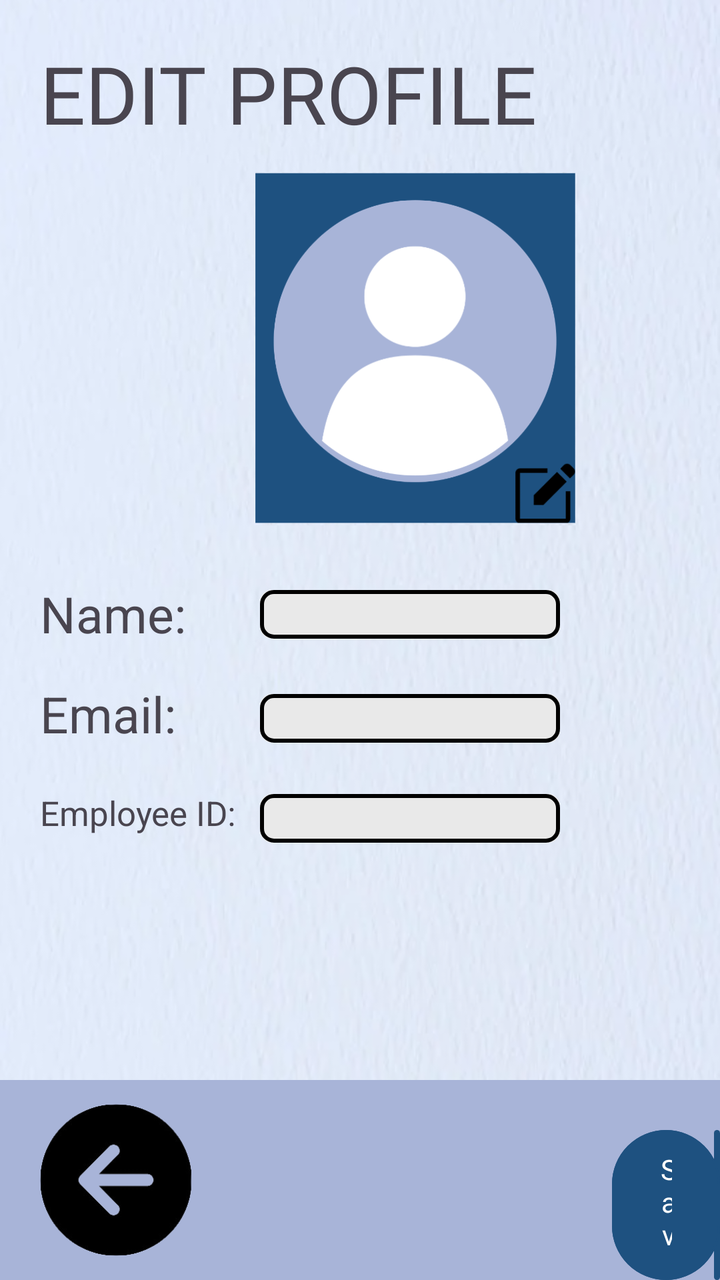
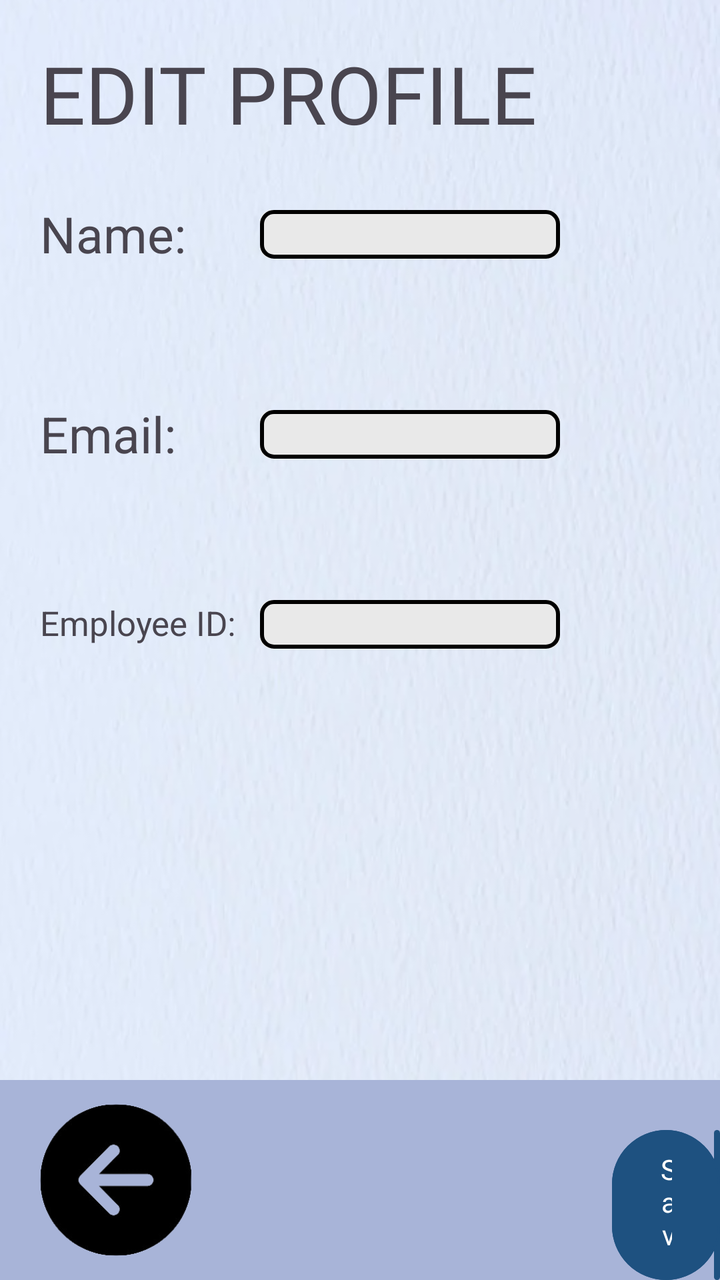

Screens rendered from an Android XML layout before and after an edit, with the pre-edit source and the edit as a unified diff.
<!-- AndroidManifest.xml: application theme Theme.FinalsApplication -->
<!-- res/layout/profile_edit.xml -->
<?xml version="1.0" encoding="utf-8"?>
<RelativeLayout xmlns:android="http://schemas.android.com/apk/res/android"
    android:layout_width="match_parent"
    android:layout_height="match_parent"
    xmlns:tools="http://schemas.android.com/tools"
    xmlns:app="http://schemas.android.com/apk/res-auto"
    android:background="@drawable/textured_background">


    <TextView
        android:id="@+id/textViewEditProfile"
        android:layout_width="match_parent"
        android:layout_height="wrap_content"
        android:text="EDIT PROFILE"
        android:fontFamily="@font/roboto_bold"
        android:textSize="40sp"
        android:layout_marginStart="20dp"
        android:layout_marginTop="20dp" />

    <ImageButton
        android:id="@+id/imageButtonProfileEdit"
        android:layout_width="161dp"
        android:layout_height="548dp"
        android:layout_marginStart="127dp"
        android:layout_marginTop="-100dp"
        android:background="?android:attr/selectableItemBackground"
        android:scaleType="fitCenter"
        android:src="@drawable/custom_profile_editor" />

    <TextView
        android:id="@+id/textViewEditName"
        android:layout_width="match_parent"
        android:layout_height="wrap_content"
        android:text="Name:"
        android:textSize="25sp"
        android:layout_marginTop="290dp"
        android:layout_marginStart="20dp"
        android:layout_marginLeft="-20dp"/>

    <EditText
        android:id="@+id/editTextEditName"
        android:layout_width="match_parent"
        android:layout_height="wrap_content"
        android:layout_marginStart="130dp"
        android:layout_marginEnd="80dp"
        android:layout_marginTop="295dp"
        android:layout_marginRight="80dp"
        android:background="@drawable/square_button_colored_border" />

    <TextView
        android:id="@+id/textViewEditEmail"
        android:layout_width="match_parent"
        android:layout_height="wrap_content"
        android:text="Email:"
        android:textSize="25sp"
        android:layout_marginTop="340dp"
        android:layout_marginStart="20dp"
        android:layout_marginLeft="-20dp"/>

    <EditText
        android:id="@+id/editTextEditEmail"
        android:layout_width="match_parent"
        android:layout_height="wrap_content"
        android:layout_marginStart="130dp"
        android:layout_marginEnd="80dp"
        android:layout_marginTop="347dp"
        android:layout_marginRight="80dp"
        android:background="@drawable/square_button_colored_border" />

    <TextView
        android:id="@+id/textViewEditEmployeeId"
        android:layout_width="match_parent"
        android:layout_height="wrap_content"
        android:layout_marginStart="20dp"
        android:layout_marginLeft="-20dp"
        android:layout_marginTop="395dp"
        android:text="Employee ID:"
        android:textSize="17sp" />

    <EditText
        android:id="@+id/editTextEditEmployeeId"
        android:layout_width="match_parent"
        android:layout_height="wrap_content"
        android:layout_marginStart="130dp"
        android:layout_marginEnd="80dp"
        android:layout_marginTop="397dp"
        android:layout_marginRight="80dp"
        android:background="@drawable/square_button_colored_border" />


    <LinearLayout
        android:layout_width="match_parent"
        android:layout_height="100dip"
        android:layout_alignParentBottom="true"
        android:background="#a8b4d8">

        <ImageButton
            android:id="@+id/imageButtonBackVT1"
            android:layout_width="76dp"
            android:layout_height="wrap_content"
            android:layout_marginStart="20dp"
            android:background="?android:attr/selectableItemBackground"
            android:scaleType="fitCenter"
            android:src="@drawable/arrowleft" />

        <Button
            android:id="@+id/buttonSubmitVT1"
            android:layout_width="wrap_content"
            android:layout_height="wrap_content"
            android:layout_marginStart="210dp"
            android:layout_marginTop="25dp"
            android:background="@drawable/rounded_button"
            android:fontFamily="@font/roboto_bold"
            android:scaleType="fitCenter"
            android:text="Save"
            android:textColor="@color/white"
            app:backgroundTint="#1e5180" />

    </LinearLayout>
</RelativeLayout>
<!-- resources referenced by this layout -->
<resources>
  <color name="white">#FFFFFFFF</color>
  <!-- drawable arrowleft: png bitmap (drawable, 16559 bytes) -->
  <!-- drawable custom_profile_editor: png bitmap (drawable, 26613 bytes) -->
  <!-- drawable rounded_button (drawable) -->
  <?xml version="1.0" encoding="utf-8"?>
  <layer-list xmlns:android="http://schemas.android.com/apk/res/android">
  
      <item>
          <shape>
              <corners android:radius="51dp" /> 
              <solid android:color="#1e5180" />
          </shape>
      </item>
  
      <item android:left="51dp">
          <shape>
              <solid android:color="#1e5180" />
              <corners android:radius="51dp" /> 
              <corners android:topRightRadius="51dp"
                  android:topLeftRadius="51dp"
                  android:bottomRightRadius="51dp"
                  android:bottomLeftRadius="51dp"/>
          </shape>
      </item>
  
      <item>
          <shape>
              
              <corners android:radius="51dp" /> 
              <solid android:color="@android:color/transparent" />
              <stroke
                  android:width="1dp"
                  android:color="#1e5180" />
          </shape>
      </item>
  </layer-list>
  <!-- drawable square_button_colored_border (drawable) -->
  <?xml version="1.0" encoding="utf-8"?>
  <layer-list xmlns:android="http://schemas.android.com/apk/res/android">
  
      <item>
          <shape>
              <corners android:radius="6dp" />
              <solid android:color="#e9e9e9" />
          </shape>
      </item>
  
      <item
          android:left="34dp">
  
          <shape>
              <solid android:color="#e9e9e9" />
              <corners android:radius="6dp"
                  android:topRightRadius="6dp"
                  android:topLeftRadius="5dp"
                  android:bottomRightRadius="6dp"
                  android:bottomLeftRadius="0dp"/>
          </shape>
      </item>
      <item>
          <shape>
              
              <corners android:radius="6dp" />
              <solid android:color="@android:color/transparent" />
              <stroke
                  android:width="2dp"
                  android:color="#000000" />
          </shape>
      </item>
  </layer-list>
  <!-- drawable textured_background: png bitmap (drawable, 258989 bytes) -->
  <style name="Theme.FinalsApplication" parent="Base.Theme.FinalsApplication" />
  <style name="Base.Theme.FinalsApplication" parent="Theme.Material3.DayNight.NoActionBar">
          
          
          <item name="android:statusBarColor">#00000000</item>
      </style>
</resources>

<!-- the commit's change to res/layout/profile_edit.xml (unified diff, before → after) -->
@@ -17,33 +17,23 @@
         android:layout_marginStart="20dp"
         android:layout_marginTop="20dp" />
 
-    <ImageButton
-        android:id="@+id/imageButtonProfileEdit"
-        android:layout_width="161dp"
-        android:layout_height="548dp"
-        android:layout_marginStart="127dp"
-        android:layout_marginTop="-100dp"
-        android:background="?android:attr/selectableItemBackground"
-        android:scaleType="fitCenter"
-        android:src="@drawable/custom_profile_editor" />
-
     <TextView
         android:id="@+id/textViewEditName"
         android:layout_width="match_parent"
         android:layout_height="wrap_content"
+        android:layout_marginStart="20dp"
+        android:layout_marginLeft="-20dp"
+        android:layout_marginTop="100dp"
         android:text="Name:"
-        android:textSize="25sp"
-        android:layout_marginTop="290dp"
-        android:layout_marginStart="20dp"
-        android:layout_marginLeft="-20dp"/>
+        android:textSize="25sp" />
 
     <EditText
         android:id="@+id/editTextEditName"
         android:layout_width="match_parent"
         android:layout_height="wrap_content"
         android:layout_marginStart="130dp"
+        android:layout_marginTop="105dp"
         android:layout_marginEnd="80dp"
-        android:layout_marginTop="295dp"
         android:layout_marginRight="80dp"
         android:background="@drawable/square_button_colored_border" />
 
@@ -51,19 +41,19 @@
         android:id="@+id/textViewEditEmail"
         android:layout_width="match_parent"
         android:layout_height="wrap_content"
+        android:layout_marginStart="20dp"
+        android:layout_marginLeft="-20dp"
+        android:layout_marginTop="200dp"
         android:text="Email:"
-        android:textSize="25sp"
-        android:layout_marginTop="340dp"
-        android:layout_marginStart="20dp"
-        android:layout_marginLeft="-20dp"/>
+        android:textSize="25sp" />
 
     <EditText
         android:id="@+id/editTextEditEmail"
         android:layout_width="match_parent"
         android:layout_height="wrap_content"
         android:layout_marginStart="130dp"
+        android:layout_marginTop="205dp"
         android:layout_marginEnd="80dp"
-        android:layout_marginTop="347dp"
         android:layout_marginRight="80dp"
         android:background="@drawable/square_button_colored_border" />
 
@@ -73,7 +63,7 @@
         android:layout_height="wrap_content"
         android:layout_marginStart="20dp"
         android:layout_marginLeft="-20dp"
-        android:layout_marginTop="395dp"
+        android:layout_marginTop="300dp"
         android:text="Employee ID:"
         android:textSize="17sp" />
 
@@ -82,8 +72,8 @@
         android:layout_width="match_parent"
         android:layout_height="wrap_content"
         android:layout_marginStart="130dp"
+        android:layout_marginTop="300dp"
         android:layout_marginEnd="80dp"
-        android:layout_marginTop="397dp"
         android:layout_marginRight="80dp"
         android:background="@drawable/square_button_colored_border" />
 
<!-- resource entries referenced after the edit -->
@@ -2,7 +2,6 @@
 <resources>
   <color name="white">#FFFFFFFF</color>
   <!-- drawable arrowleft: png bitmap (drawable, 16559 bytes) -->
-  <!-- drawable custom_profile_editor: png bitmap (drawable, 26613 bytes) -->
   <!-- drawable rounded_button (drawable) -->
   <?xml version="1.0" encoding="utf-8"?>
   <layer-list xmlns:android="http://schemas.android.com/apk/res/android">
